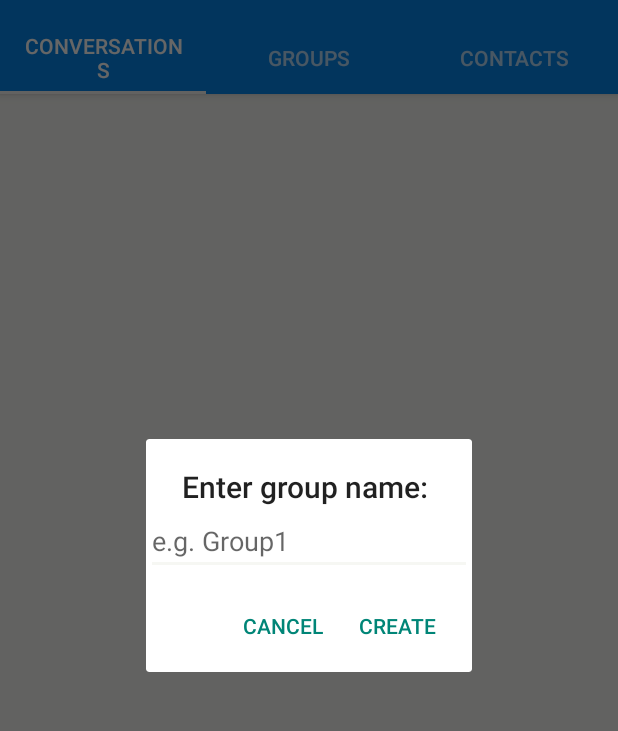
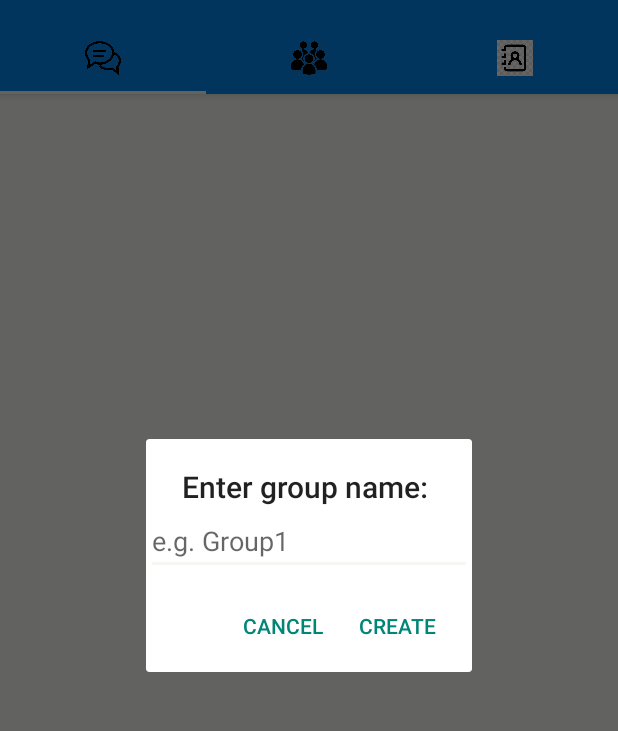
Before and after one commit to Hongda-W/ChatRoom, an Android app: the MainActivity screen opened directly, with no data from a screen before it, in the options menu, after a tap on "New group", on a phone screen of 412 x 824 dp, the part 62-793 px from its top. Run offline under Robolectric (Android 15) with nearby library versions, the phone set to English and light mode, and no system bars; our stand-ins replace Firebase (no records; nobody signed in at launch, a user with empty details on screens opened directly); 1 statement that could not run was skipped.

Commit message:
Use icons for fragment tabs.

```diff
--- a/app/src/main/java/com/hongdacode/chatroom/MainActivity.java
+++ b/app/src/main/java/com/hongdacode/chatroom/MainActivity.java
@@ -57,6 +57,11 @@ public class MainActivity extends AppCompatActivity {
 
         mTabLayout = findViewById(R.id.mainTabs);
         mTabLayout.setupWithViewPager(mViewPager);
+
+        int[] myImageList = new int[]{R.drawable.conversation_frag, R.drawable.group_frag, R.drawable.contact_frag};
+        for (int i = 0; i < mTabLayout.getTabCount(); i++) {
+            mTabLayout.getTabAt(i).setIcon(myImageList[i]);
+        }
 
     }
 
--- a/app/src/main/java/com/hongdacode/chatroom/TabAdaptor.java
+++ b/app/src/main/java/com/hongdacode/chatroom/TabAdaptor.java
@@ -1,7 +1,13 @@
 package com.hongdacode.chatroom;
+
+import android.graphics.drawable.Drawable;
+import android.text.SpannableStringBuilder;
+import android.text.Spanned;
+import android.text.style.ImageSpan;
 
 import androidx.annotation.NonNull;
 import androidx.annotation.Nullable;
+import androidx.core.content.ContextCompat;
 import androidx.fragment.app.Fragment;
 import androidx.fragment.app.FragmentManager;
 import androidx.fragment.app.FragmentPagerAdapter;
@@ -41,21 +47,22 @@ public class TabAdaptor extends FragmentPagerAdapter {
         return 3;
     }
 
-    @Nullable
-    @Override
-    public CharSequence getPageTitle(int position) {
-        switch (position){
-            case 0:
-                return "Conversations";
-
-            case 1:
-                return "Groups";
-
-            case 2:
-                return "Contacts";
-
-            default:
-                return null;
-        }
-    }
+//    @Nullable
+//    @Override
+//    public CharSequence getPageTitle(int position) {
+//
+//        switch (position){
+//            case 0:
+//                return "Conversations";
+//
+//            case 1:
+//                return "Groups";
+//
+//            case 2:
+//                return "Contacts";
+//
+//            default:
+//                return null;
+//        }
+//    }
 }
```
Also changed, not shown: app/src/main/res/layout/fragment_groups.xml (+4 -9 lines), app/src/main/res/drawable/contact_frag.png (added), app/src/main/res/drawable/conversation_frag.png (added), app/src/main/res/drawable/group_frag.png (added).
